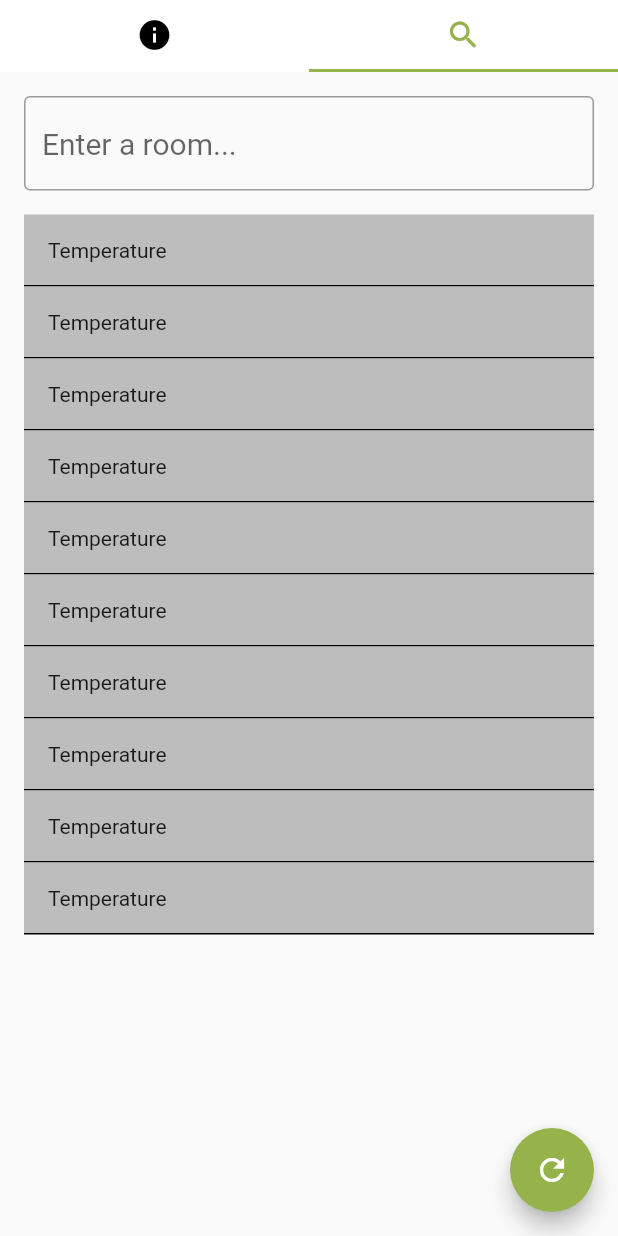
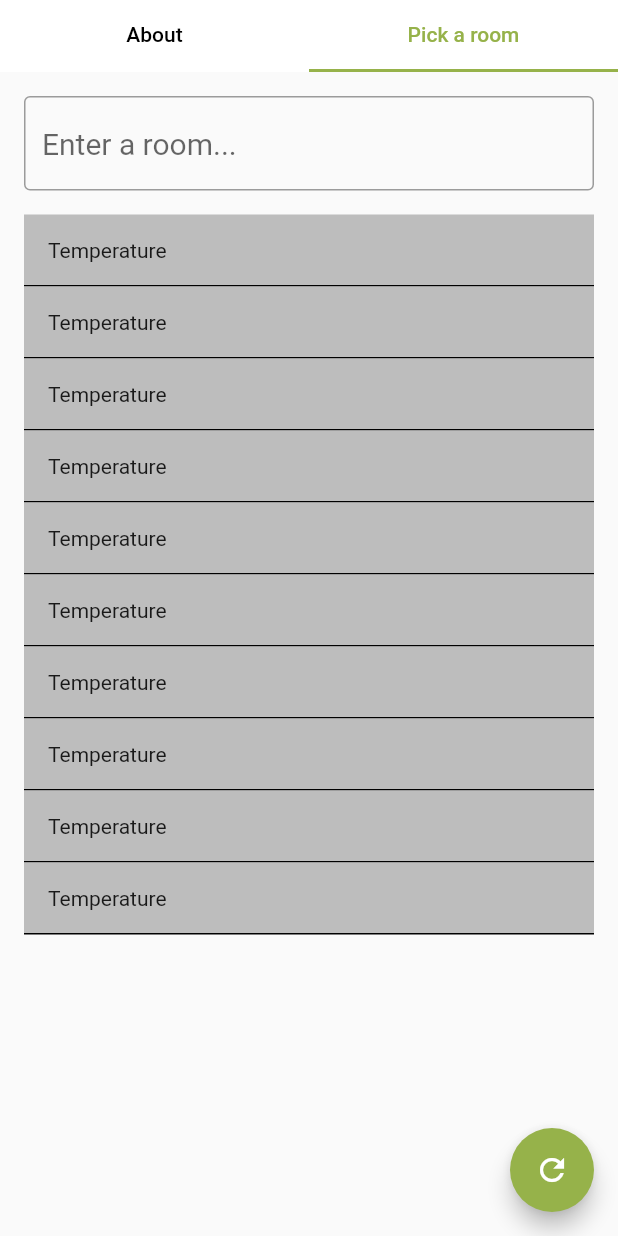
Before and after one commit to alwian/USB-Tour-App, a Flutter app: the UrbanObservatoryFragment screen opened directly, tab 2 chosen, on a phone screen of 412 x 824 dp. Run offline on Flutter 3.47's test engine with Material 2 defaults, Android fonts, the phone set to English and light mode, and no system bars.

Commit message:
Changed tab icons to text

```diff
--- a/lib/fragments/urban_observatory_fragment.dart
+++ b/lib/fragments/urban_observatory_fragment.dart
@@ -29,8 +29,8 @@ class UrbanObservatoryFragment extends StatelessWidget {
               unselectedLabelColor: Colors.black,
               labelColor: Color(0xFF96B24A),
               tabs: <Widget>[
-                Tab(icon: Icon(Icons.info)),
-                Tab(icon: Icon(Icons.search)),
+                Tab(text: 'About'),
+                Tab(text: 'Pick a room'),
               ],
             ),
             Expanded(
```
